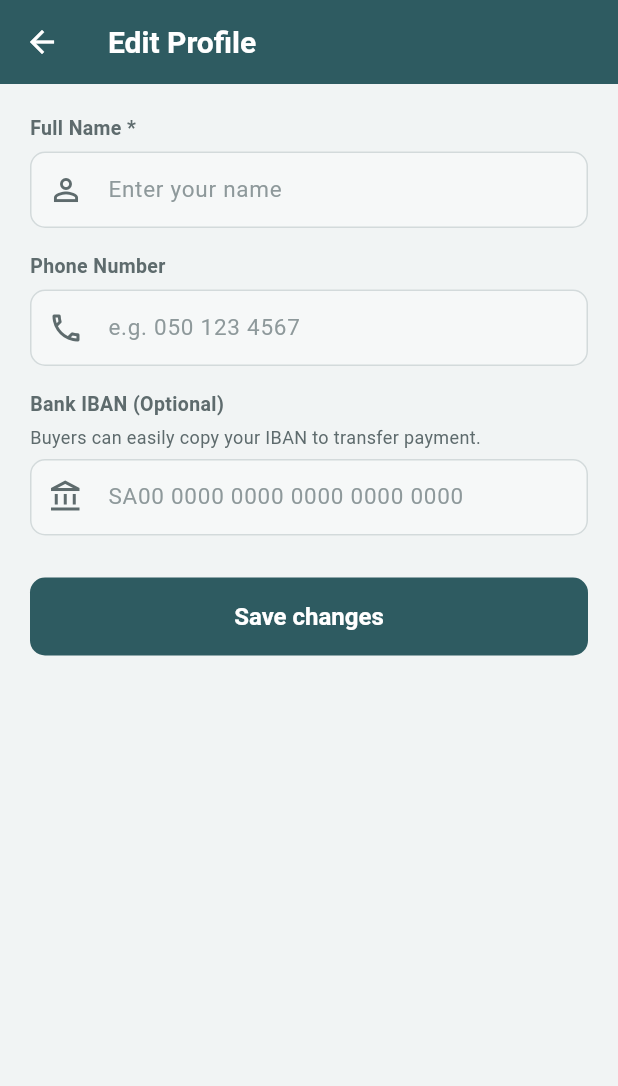
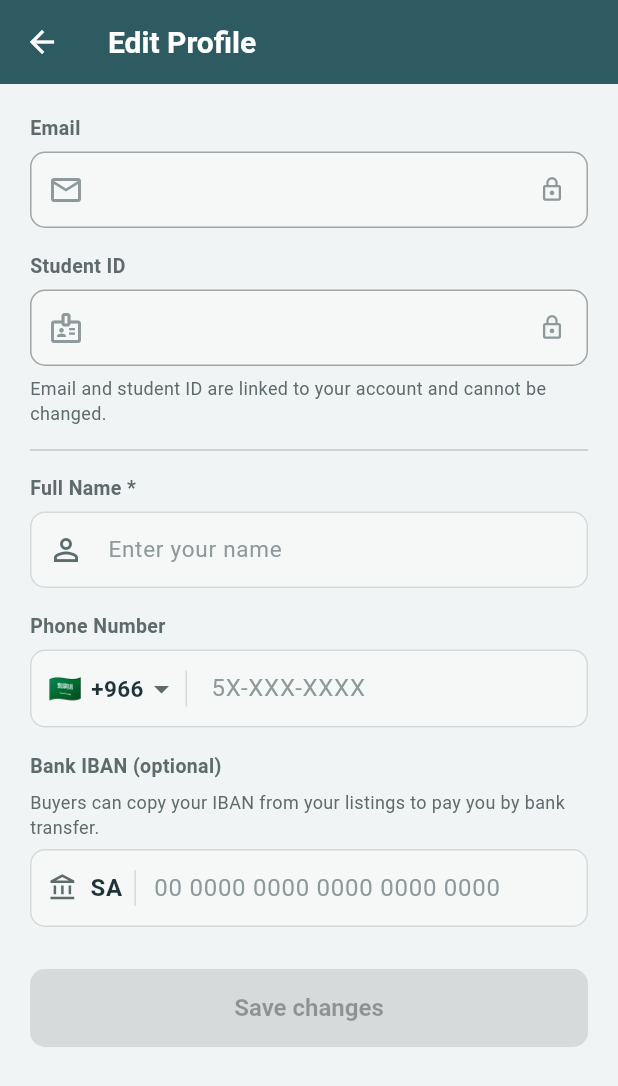
Before and after one commit to Abdulwahed25/SWE-463_project, a Flutter app: the EditProfileScreen screen opened by its route, on a phone screen of 412 x 824 dp. Shown: the top 1086 px of the screen. Run offline on Flutter 3.47's test engine with Material 3 defaults, Android fonts, the phone set to English and light mode, and no system bars; our stand-ins replace shared_preferences; accounts and stored records are empty.

Commit message:
Use new phone and IBAN fields in Edit Profile and warn about unsaved changes

```diff
--- a/lib/screens/edit_profile_screen.dart
+++ b/lib/screens/edit_profile_screen.dart
@@ -1,10 +1,23 @@
 import 'package:flutter/material.dart';
 import 'package:provider/provider.dart';
 
+import '../models/country.dart';
+import '../models/user.dart';
 import '../providers/auth_provider.dart';
-import '../services/session.dart';
 import '../theme.dart';
+import '../utils/iban.dart';
+import '../utils/phone.dart';
+import '../utils/profile_validators.dart';
+import '../widgets/empty_state.dart';
+import '../widgets/iban_field.dart';
+import '../widgets/phone_field.dart';
 
+/// Lets the signed-in student change their name, phone number and IBAN.
+///
+/// State ownership:
+/// - Form fields, "saving" and "tried to save" flags are local to this screen (setState).
+/// - The saved user lives in the shared AuthProvider, so Profile (and every other
+///   screen that watches it) refreshes as soon as the save succeeds.
 class EditProfileScreen extends StatefulWidget {
   const EditProfileScreen({super.key});
 
@@ -14,19 +27,36 @@ class EditProfileScreen extends StatefulWidget {
 
 class _EditProfileScreenState extends State<EditProfileScreen> {
   final _formKey = GlobalKey<FormState>();
-  late final TextEditingController _nameController;
-  late final TextEditingController _phoneController;
-  late final TextEditingController _ibanController;
+  final _nameController = TextEditingController();
+  final _phoneController = TextEditingController();
+  final _ibanController = TextEditingController();
+  Country _phoneCountry = Country.saudiArabia;
+
+  /// The user as it was when the screen opened (to detect unsaved changes).
+  User? _original;
   bool _isSaving = false;
+  bool _triedToSave = false; // show errors while typing only after the first Save press
 
   @override
   void initState() {
     super.initState();
-    final user = context.read<AuthProvider>().user ?? Session.currentUser;
-    _nameController = TextEditingController(text: user?.name ?? '');
-    _phoneController = TextEditingController(text: user?.phone ?? '');
-    _ibanController = TextEditingController(text: user?.iban ?? '');
+    _original = context.read<AuthProvider>().user;
+    final user = _original;
+    if (user != null) {
+      _nameController.text = user.name;
+      // "+966530344226" -> country Saudi Arabia + "53-034-4226"
+      final phone = parsePhone(user.phone);
+      _phoneCountry = phone.country;
+      _phoneController.text = formatLocalPhone(phone.country, phone.digits);
+      _ibanController.text = IbanField.toFieldText(user.iban);
     }
+    // Rebuild when any field changes so the Save button enables/disables.
+    for (final c in [_nameController, _phoneController, _ibanController]) {
+      c.addListener(_onFieldChanged);
+    }
+  }
+
+  void _onFieldChanged() => setState(() {});
 
   @override
   void dispose() {
@@ -36,124 +66,163 @@ class _EditProfileScreenState extends State<EditProfileScreen> {
     super.dispose();
   }
 
+  /// The values the user typed, cleaned up the way we save them.
+  User? _buildUpdatedUser() {
+    return _original?.copyWith(
+      name: _nameController.text.trim(),
+      phone: toStoredPhone(_phoneCountry, _phoneController.text),
+      iban: IbanField.toStoredIban(_ibanController.text),
+    );
+  }
+
+  bool get _hasChanges {
+    final original = _original;
+    final updated = _buildUpdatedUser();
+    if (original == null || updated == null) return false;
+    return updated.name != original.name.trim() ||
+        updated.phone != normalizePhone(original.phone) ||
+        updated.iban != normalizeIban(original.iban);
+  }
+
   Future<void> _handleSave() async {
+    FocusScope.of(context).unfocus();
+    setState(() => _triedToSave = true);
     if (!_formKey.currentState!.validate()) return;
 
+    final updated = _buildUpdatedUser();
+    if (updated == null) return;
+
     final auth = context.read<AuthProvider>();
-    final user = auth.user ?? Session.currentUser;
-    if (user == null) return;
+    final messenger = ScaffoldMessenger.of(context);
+    final navigator = Navigator.of(context);
 
     setState(() => _isSaving = true);
-
-    final updated = user.copyWith(
-      name: _nameController.text.trim(),
-      phone: _phoneController.text.trim(),
-      iban: _ibanController.text.trim().toUpperCase(),
-    );
-
     final success = await auth.updateProfile(updated);
-
     if (!mounted) return;
     setState(() => _isSaving = false);
 
     if (success) {
-      ScaffoldMessenger.of(context).showSnackBar(
-        const SnackBar(
-          content: Text('Profile updated successfully!'),
-          backgroundColor: SouqColors.green,
-        ),
+      messenger.showSnackBar(
+        const SnackBar(content: Text('Profile updated successfully!'), backgroundColor: SouqColors.green),
       );
-      Navigator.pop(context);
+      navigator.pop();
     } else {
-      ScaffoldMessenger.of(context).showSnackBar(
+      messenger.showSnackBar(
         SnackBar(
-          content: Text(auth.errorMessage ?? 'Failed to update profile.'),
+          content: Text(auth.errorMessage ?? 'Failed to update profile. Try again.'),
           backgroundColor: SouqColors.error,
         ),
       );
     }
   }
 
+  /// Asks before leaving the screen with unsaved changes.
+  Future<void> _confirmDiscard() async {
+    final discard = await showDialog<bool>(
+      context: context,
+      builder: (ctx) => AlertDialog(
+        title: const Text('Discard changes?'),
+        content: const Text('Your changes to your profile have not been saved.'),
+        actions: [
+          TextButton(onPressed: () => Navigator.pop(ctx, false), child: const Text('Keep editing')),
+          FilledButton(
+            style: FilledButton.styleFrom(backgroundColor: SouqColors.error),
+            onPressed: () => Navigator.pop(ctx, true),
+            child: const Text('Discard'),
+          ),
+        ],
+      ),
+    );
+    if (discard == true && mounted) Navigator.pop(context);
+  }
+
   @override
   Widget build(BuildContext context) {
+    final user = _original;
+    if (user == null) {
+      // Should not happen (Profile only links here when logged in), but never show a blank screen.
       return Scaffold(
+        appBar: AppBar(title: const Text('Edit Profile')),
+        body: const EmptyState(
+          icon: Icons.person_off_outlined,
+          title: 'Not logged in',
+          message: 'Log in to edit your profile.',
+        ),
+      );
+    }
+
+    final hasChanges = _hasChanges;
+
+    // PopScope blocks the back button / back gesture while there are unsaved
+    // changes and asks the user first.
+    return PopScope(
+      canPop: !hasChanges || _isSaving,
+      onPopInvokedWithResult: (didPop, _) {
+        if (!didPop) _confirmDiscard();
+      },
+      child: Scaffold(
         backgroundColor: SouqColors.background,
-      appBar: AppBar(
-        title: const Text('Edit Profile'),
-      ),
+        appBar: AppBar(title: const Text('Edit Profile')),
         body: SingleChildScrollView(
           padding: const EdgeInsets.all(20),
           child: Form(
             key: _formKey,
+            autovalidateMode: _triedToSave ? AutovalidateMode.onUserInteraction : AutovalidateMode.disabled,
             child: Column(
               crossAxisAlignment: CrossAxisAlignment.stretch,
               children: [
-              // Full Name
-              const Text('Full Name *', style: TextStyle(fontSize: 13, fontWeight: FontWeight.w600)),
+                // Read-only account info
+                const _Label('Email'),
+                _ReadOnlyField(value: user.email, icon: Icons.email_outlined),
+                const SizedBox(height: 16),
+                const _Label('Student ID'),
+                _ReadOnlyField(value: user.studentId, icon: Icons.badge_outlined),
                 const SizedBox(height: 6),
+                const Text(
+                  'Email and student ID are linked to your account and cannot be changed.',
+                  style: TextStyle(fontSize: 12, color: SouqColors.subText),
+                ),
+                const Divider(height: 32),
+
+                const _Label('Full Name *'),
                 TextFormField(
                   controller: _nameController,
+                  textCapitalization: TextCapitalization.words,
+                  textInputAction: TextInputAction.next,
                   decoration: const InputDecoration(
                     hintText: 'Enter your name',
                     prefixIcon: Icon(Icons.person_outline, color: SouqColors.subText),
                   ),
-                validator: (val) {
-                  final text = val?.trim() ?? '';
-                  if (text.isEmpty) return 'Name cannot be empty.';
-                  return null;
-                },
+                  validator: ProfileValidators.name,
                 ),
                 const SizedBox(height: 16),
 
-              // Phone Number
-              const Text('Phone Number', style: TextStyle(fontSize: 13, fontWeight: FontWeight.w600)),
-              const SizedBox(height: 6),
-              TextFormField(
+                const _Label('Phone Number'),
+                PhoneField(
                   controller: _phoneController,
-                keyboardType: TextInputType.phone,
-                decoration: const InputDecoration(
-                  hintText: 'e.g. 050 123 4567',
-                  prefixIcon: Icon(Icons.phone_outlined, color: SouqColors.subText),
-                ),
+                  country: _phoneCountry,
+                  onCountryChanged: (country) => setState(() => _phoneCountry = country),
+                  textInputAction: TextInputAction.next,
                 ),
                 const SizedBox(height: 16),
 
-              // Bank IBAN (for quick student transfers)
-              const Text('Bank IBAN (Optional)', style: TextStyle(fontSize: 13, fontWeight: FontWeight.w600)),
-              const SizedBox(height: 4),
+                const _Label('Bank IBAN (optional)'),
                 const Text(
-                'Buyers can easily copy your IBAN to transfer payment.',
+                  'Buyers can copy your IBAN from your listings to pay you by bank transfer.',
                   style: TextStyle(fontSize: 12, color: SouqColors.subText),
                 ),
                 const SizedBox(height: 6),
-              TextFormField(
-                controller: _ibanController,
-                textCapitalization: TextCapitalization.characters,
-                decoration: const InputDecoration(
-                  hintText: 'SA00 0000 0000 0000 0000 0000',
-                  prefixIcon: Icon(Icons.account_balance_outlined, color: SouqColors.subText),
-                ),
-                validator: (val) {
-                  final text = val?.trim() ?? '';
-                  if (text.isNotEmpty && !text.toUpperCase().startsWith('SA')) {
-                    return 'Saudi IBAN must start with SA.';
-                  }
-                  return null;
-                },
-              ),
+                IbanField(controller: _ibanController),
                 const SizedBox(height: 28),
 
-              // Save Changes Button
                 FilledButton(
-                onPressed: _isSaving ? null : _handleSave,
+                  // Disabled while saving, and when nothing was changed.
+                  onPressed: _isSaving || !hasChanges ? null : _handleSave,
                   child: _isSaving
                       ? const SizedBox(
                           width: 22,
                           height: 22,
-                        child: CircularProgressIndicator(
-                          strokeWidth: 2.5,
-                          color: Colors.white,
-                        ),
+                          child: CircularProgressIndicator(strokeWidth: 2.5, color: Colors.white),
                         )
                       : const Text('Save changes'),
                 ),
@@ -161,6 +230,42 @@ class _EditProfileScreenState extends State<EditProfileScreen> {
             ),
           ),
         ),
+      ),
     );
   }
 }
+
+class _Label extends StatelessWidget {
+  const _Label(this.text);
+
+  final String text;
+
+  @override
+  Widget build(BuildContext context) {
+    return Padding(
+      padding: const EdgeInsets.only(bottom: 6),
+      child: Text(text, style: const TextStyle(fontSize: 13, fontWeight: FontWeight.w600)),
+    );
+  }
+}
+
+/// A greyed-out field with a lock icon for values the user cannot edit.
+class _ReadOnlyField extends StatelessWidget {
+  const _ReadOnlyField({required this.value, required this.icon});
+
+  final String value;
+  final IconData icon;
+
+  @override
+  Widget build(BuildContext context) {
+    return TextFormField(
+      initialValue: value,
+      enabled: false,
+      style: const TextStyle(color: SouqColors.subText),
+      decoration: InputDecoration(
+        prefixIcon: Icon(icon, color: SouqColors.hint),
+        suffixIcon: const Icon(Icons.lock_outline, size: 18, color: SouqColors.hint),
+      ),
+    );
+  }
+}
```
Lines whose indentation alone changed are shown as unchanged.
